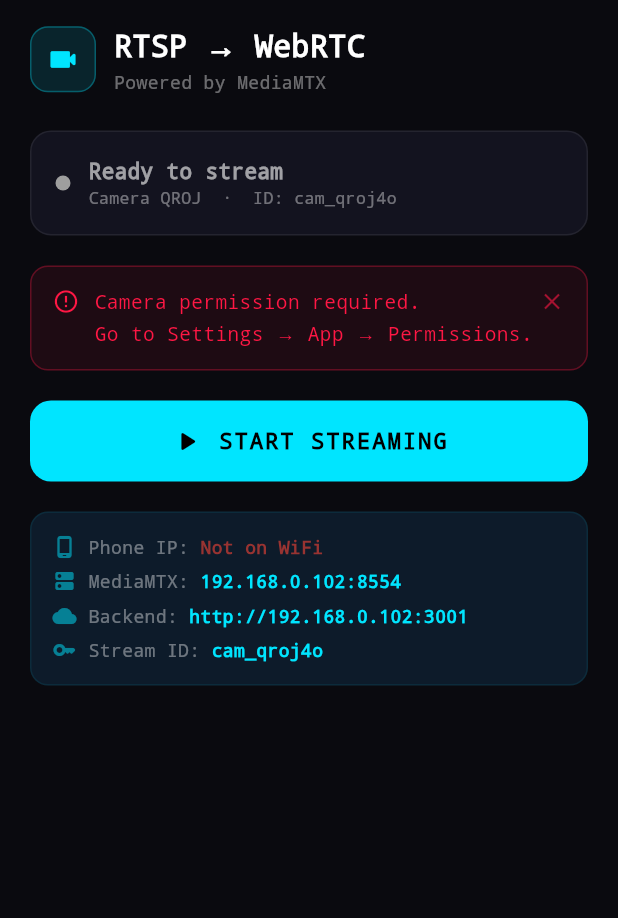
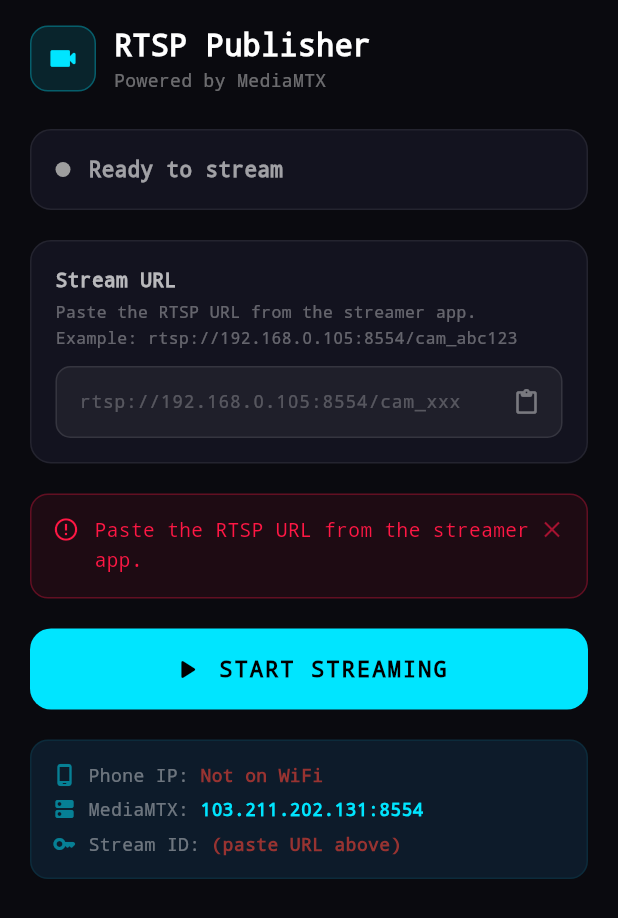
Before and after one commit to shubha113/rtsp_streamer, a Flutter app: the screen it shows after launch, after a tap on "START STREAMING", on a phone screen of 412 x 824 dp. Shown: the top 918 px of the screen. Run offline on Flutter 3.47's test engine with Material 3 defaults, Android fonts, the phone set to English and light mode, and no system bars; our stand-ins replace qr_flutter.

Commit message:
Final RTMP streaming changes

```diff
--- a/lib/screens/stream_screen.dart
+++ b/lib/screens/stream_screen.dart
@@ -1,11 +1,7 @@
 import 'dart:async';
-import 'dart:convert';
-import 'dart:math';
 import 'package:flutter/material.dart';
 import 'package:flutter/services.dart';
-import 'package:http/http.dart' as http;
 import '../services/rtsp_service.dart';
-import '../widgets/watch_url_card.dart';
 
 class StreamScreen extends StatefulWidget {
   const StreamScreen({super.key});
@@ -25,17 +21,13 @@ class _StreamScreenState extends State<StreamScreen>
   late Animation<double> _pulseAnimation;
   Timer? _statusTimer;
 
-  String? _watchUrl;
-  String? _qrCodeBase64;
   String? _streamId;
-  String? _deviceName;
-  bool _isRegistering = false;
-  int _viewerCount = 0;
+  String? _mediamtxHost;
+  int _mediamtxPort = 8554;
 
-  static const String _serverIp = '192.168.0.102';
-  static const String _backendUrl = 'http://$_serverIp:3001';
-  static const String _mediamtxIp = _serverIp;
-  static const int _rtspPort = 8554;
+  final _urlCtrl = TextEditingController();
+
+  static const String _mediamtxIp = '103.211.202.131';
 
   @override
   void initState() {
@@ -47,19 +39,7 @@ class _StreamScreenState extends State<StreamScreen>
     _pulseAnimation = Tween(begin: 0.6, end: 1.0).animate(
       CurvedAnimation(parent: _pulseController, curve: Curves.easeInOut),
     );
-    _generateStreamIdentity();
     _init();
-  }
-
-  void _generateStreamIdentity() {
-    const chars = 'abcdefghijklmnopqrstuvwxyz0123456789';
-    final random = Random.secure();
-    final suffix = List.generate(
-      6,
-      (_) => chars[random.nextInt(chars.length)],
-    ).join();
-    _streamId = 'cam_$suffix';
-    _deviceName = 'Camera ${suffix.substring(0, 4).toUpperCase()}';
   }
 
   Future<void> _init() async {
@@ -71,7 +51,43 @@ class _StreamScreenState extends State<StreamScreen>
     if (mounted) setState(() => _isStreaming = streaming);
   }
 
+  bool _parseUrl(String input) {
+    input = input.trim();
+    if (input.startsWith('rtsp://')) {
+      try {
+        final uri = Uri.parse(input);
+        _mediamtxHost = uri.host.isNotEmpty ? uri.host : _mediamtxIp;
+        _mediamtxPort = uri.port > 0 ? uri.port : 8554;
+        _streamId = uri.pathSegments.isNotEmpty ? uri.pathSegments.last : null;
+        return _streamId != null && _streamId!.isNotEmpty;
+      } catch (_) {
+        return false;
+      }
+    } else if (input.startsWith('cam_') || input.isNotEmpty) {
+      _mediamtxHost = _mediamtxIp;
+      _mediamtxPort = 8554;
+      _streamId = input;
+      return true;
+    }
+    return false;
+  }
+
   Future<void> _startStreaming() async {
+    final input = _urlCtrl.text.trim();
+    if (input.isEmpty) {
+      setState(
+        () => _errorMessage = 'Paste the RTSP URL from the streamer app.',
+      );
+      return;
+    }
+    if (!_parseUrl(input)) {
+      setState(
+        () => _errorMessage =
+            'Invalid URL. Example: rtsp://103.211.202.131:8554/cam_abc123.',
+      );
+      return;
+    }
+
     setState(() {
       _isLoading = true;
       _errorMessage = null;
@@ -89,7 +105,6 @@ class _StreamScreenState extends State<StreamScreen>
         }
       }
 
-      // 2. Refresh IP
       final ip = await RtspService.getDeviceIp();
       if (ip == null) {
         setState(() {
@@ -101,17 +116,16 @@ class _StreamScreenState extends State<StreamScreen>
       setState(() => _deviceIp = ip);
 
       final success = await RtspService.startServer(
-        mediamtxIp: _mediamtxIp,
+        mediamtxIp: _mediamtxHost!,
         streamId: _streamId!,
-        port: _rtspPort,
+        port: _mediamtxPort,
       );
 
       if (!success) {
         setState(() {
           _errorMessage =
-              'Failed to connect to MediaMTX.\n'
-              'Make sure MediaMTX is running at $_mediamtxIp:$_rtspPort\n'
-              'and your phone is on the same WiFi.';
+              'Failed to connect to MediaMTX at $_mediamtxHost:$_mediamtxPort\n'
+              'Make sure MediaMTX is running.';
           _isLoading = false;
         });
         return;
@@ -119,17 +133,11 @@ class _StreamScreenState extends State<StreamScreen>
 
       setState(() => _isStreaming = true);
 
-      await _registerWithBackend();
-
       _statusTimer = Timer.periodic(const Duration(seconds: 5), (_) async {
         final live = await RtspService.isStreaming();
-        if (mounted) {
-          if (!live) {
+        if (mounted && !live) {
           setState(() => _isStreaming = false);
           _statusTimer?.cancel();
-          } else {
-            _updateViewerCount();
-          }
         }
       });
     } catch (e) {
@@ -139,97 +147,21 @@ class _StreamScreenState extends State<StreamScreen>
     }
   }
 
-  Future<void> _registerWithBackend() async {
-    setState(() => _isRegistering = true);
-    try {
-      final res = await http
-          .post(
-            Uri.parse('$_backendUrl/api/register'),
-            headers: {'Content-Type': 'application/json'},
-            body: jsonEncode({
-              'mobileIp': _deviceIp,
-              'streamId': _streamId,
-              'deviceName': _deviceName,
-            }),
-          )
-          .timeout(const Duration(seconds: 10));
-
-      if (res.statusCode == 200) {
-        final data = jsonDecode(res.body) as Map<String, dynamic>;
-        setState(() {
-          _watchUrl = data['watchUrl'] as String?;
-          _qrCodeBase64 = data['qrCode'] as String?;
-        });
-      } else {
-        setState(() => _errorMessage = 'Backend error: ${res.statusCode}');
-      }
-    } catch (e) {
-      setState(
-        () => _errorMessage =
-            'Stream is live but backend unreachable: $e\n'
-            'Make sure Node server is running at $_backendUrl',
-      );
-    } finally {
-      if (mounted) setState(() => _isRegistering = false);
-    }
-  }
-
-  Future<void> _updateViewerCount() async {
-    if (_streamId == null) return;
-    try {
-      final res = await http
-          .get(Uri.parse('$_backendUrl/api/stream/$_streamId'))
-          .timeout(const Duration(seconds: 5));
-      if (res.statusCode == 200) {
-        final data = jsonDecode(res.body) as Map<String, dynamic>;
-        final count = data['viewers'] as int? ?? 0;
-        if (mounted && count != _viewerCount)
-          setState(() => _viewerCount = count);
-      }
-    } catch (_) {}
-  }
-
   Future<void> _stopStreaming() async {
     setState(() => _isLoading = true);
     _statusTimer?.cancel();
-
-    // Unregister from backend
-    if (_streamId != null) {
-      try {
-        await http
-            .post(
-              Uri.parse('$_backendUrl/api/unregister'),
-              headers: {'Content-Type': 'application/json'},
-              body: jsonEncode({'streamId': _streamId}),
-            )
-            .timeout(const Duration(seconds: 5));
-      } catch (_) {}
-    }
-
     await RtspService.stopServer();
     setState(() {
       _isStreaming = false;
-      _watchUrl = null;
-      _qrCodeBase64 = null;
-      _viewerCount = 0;
     });
     if (mounted) setState(() => _isLoading = false);
-  }
-
-  void _showSnack(String msg) {
-    ScaffoldMessenger.of(context).showSnackBar(
-      SnackBar(
-        content: Text(msg, style: const TextStyle(fontFamily: 'monospace')),
-        backgroundColor: const Color(0xFF1A1A2E),
-        behavior: SnackBarBehavior.floating,
-      ),
-    );
   }
 
   @override
   void dispose() {
     _pulseController.dispose();
     _statusTimer?.cancel();
+    _urlCtrl.dispose();
     super.dispose();
   }
 
@@ -245,33 +177,16 @@ class _StreamScreenState extends State<StreamScreen>
             children: [
               _buildHeader(),
               const SizedBox(height: 24),
-
               _buildStatusCard(),
               const SizedBox(height: 20),
-
-              if (_watchUrl != null && _qrCodeBase64 != null) ...[
-                WatchUrlCard(
-                  watchUrl: _watchUrl!,
-                  qrCodeBase64: _qrCodeBase64!,
-                  deviceName: _deviceName ?? 'Camera',
-                  streamId: _streamId!,
-                  viewerCount: _viewerCount,
-                  onCopy: () {
-                    Clipboard.setData(ClipboardData(text: _watchUrl!));
-                    _showSnack('Watch URL copied!');
-                  },
-                ),
+              if (!_isStreaming) ...[
+                _buildUrlInput(),
                 const SizedBox(height: 20),
               ],
-
-              if (_isStreaming && _watchUrl == null && _isRegistering)
-                _buildRegistering(),
-
               if (_errorMessage != null) ...[
                 _buildErrorBox(),
                 const SizedBox(height: 20),
               ],
-
               _buildControlButton(),
               const SizedBox(height: 20),
               _buildNetworkInfo(),
@@ -306,7 +221,7 @@ class _StreamScreenState extends State<StreamScreen>
         crossAxisAlignment: CrossAxisAlignment.start,
         children: [
           const Text(
-            'RTSP → WebRTC',
+            'RTSP Publisher',
             style: TextStyle(
               color: Colors.white,
               fontSize: 20,
@@ -325,8 +240,97 @@ class _StreamScreenState extends State<StreamScreen>
     ],
   );
 
-  Widget _buildStatusCard() {
-    return AnimatedBuilder(
+  Widget _buildUrlInput() => Container(
+    padding: const EdgeInsets.all(16),
+    decoration: BoxDecoration(
+      color: const Color(0xFF13131F),
+      borderRadius: BorderRadius.circular(14),
+      border: Border.all(color: Colors.white.withValues(alpha: 0.07)),
+    ),
+    child: Column(
+      crossAxisAlignment: CrossAxisAlignment.start,
+      children: [
+        Text(
+          'Stream URL',
+          style: TextStyle(
+            color: Colors.white.withValues(alpha: 0.7),
+            fontSize: 13,
+            fontWeight: FontWeight.w600,
+          ),
+        ),
+        const SizedBox(height: 4),
+        Text(
+          'Paste the RTSP URL from the streamer app.\nExample: rtsp://192.168.0.105:8554/cam_abc123',
+          style: TextStyle(
+            color: Colors.white.withValues(alpha: 0.35),
+            fontSize: 11,
+            height: 1.5,
+          ),
+        ),
+        const SizedBox(height: 10),
+        Row(
+          children: [
+            Expanded(
+              child: TextField(
+                controller: _urlCtrl,
+                style: const TextStyle(
+                  color: Colors.white,
+                  fontSize: 13,
+                  fontFamily: 'monospace',
+                ),
+                decoration: InputDecoration(
+                  hintText: 'rtsp://192.168.0.105:8554/cam_xxx',
+                  hintStyle: TextStyle(
+                    color: Colors.white.withValues(alpha: 0.25),
+                    fontSize: 12,
+                    fontFamily: 'monospace',
+                  ),
+                  filled: true,
+                  fillColor: Colors.white.withValues(alpha: 0.05),
+                  border: OutlineInputBorder(
+                    borderRadius: BorderRadius.circular(10),
+                    borderSide: BorderSide(
+                      color: Colors.white.withValues(alpha: 0.1),
+                    ),
+                  ),
+                  enabledBorder: OutlineInputBorder(
+                    borderRadius: BorderRadius.circular(10),
+                    borderSide: BorderSide(
+                      color: Colors.white.withValues(alpha: 0.1),
+                    ),
+                  ),
+                  focusedBorder: OutlineInputBorder(
+                    borderRadius: BorderRadius.circular(10),
+                    borderSide: const BorderSide(
+                      color: Color(0xFF00E5FF),
+                      width: 1.5,
+                    ),
+                  ),
+                  contentPadding: const EdgeInsets.symmetric(
+                    horizontal: 12,
+                    vertical: 10,
+                  ),
+                  suffixIcon: IconButton(
+                    icon: Icon(
+                      Icons.paste_rounded,
+                      color: Colors.white.withValues(alpha: 0.4),
+                      size: 18,
+                    ),
+                    onPressed: () async {
+                      final data = await Clipboard.getData('text/plain');
+                      if (data?.text != null) _urlCtrl.text = data!.text!;
+                    },
+                  ),
+                ),
+              ),
+            ),
+          ],
+        ),
+      ],
+    ),
+  );
+
+  Widget _buildStatusCard() => AnimatedBuilder(
     animation: _pulseAnimation,
     builder: (_, __) => Container(
       padding: const EdgeInsets.all(16),
@@ -335,9 +339,7 @@ class _StreamScreenState extends State<StreamScreen>
         borderRadius: BorderRadius.circular(14),
         border: Border.all(
           color: _isStreaming
-                ? const Color(
-                    0xFF00E57F,
-                  ).withOpacity(_pulseAnimation.value * 0.6)
+              ? const Color(0xFF00E57F).withOpacity(_pulseAnimation.value * 0.6)
               : Colors.white.withValues(alpha: 0.07),
         ),
       ),
@@ -377,9 +379,9 @@ class _StreamScreenState extends State<StreamScreen>
                     fontWeight: FontWeight.bold,
                   ),
                 ),
-                  if (_streamId != null)
+                if (_streamId != null && _isStreaming)
                   Text(
-                      '$_deviceName  ·  ID: $_streamId',
+                    'ID: $_streamId',
                     style: TextStyle(
                       color: Colors.white.withValues(alpha: 0.4),
                       fontSize: 11,
@@ -389,74 +391,12 @@ class _StreamScreenState extends State<StreamScreen>
               ],
             ),
           ),
-            if (_isStreaming && _viewerCount > 0)
-              Container(
-                padding: const EdgeInsets.symmetric(
-                  horizontal: 10,
-                  vertical: 4,
-                ),
-                decoration: BoxDecoration(
-                  color: const Color(0xFF00E57F).withValues(alpha: 0.15),
-                  borderRadius: BorderRadius.circular(20),
-                ),
-                child: Row(
-                  mainAxisSize: MainAxisSize.min,
-                  children: [
-                    const Icon(
-                      Icons.remove_red_eye,
-                      color: Color(0xFF00E57F),
-                      size: 14,
-                    ),
-                    const SizedBox(width: 4),
-                    Text(
-                      '$_viewerCount',
-                      style: const TextStyle(
-                        color: Color(0xFF00E57F),
-                        fontSize: 12,
-                        fontWeight: FontWeight.bold,
-                      ),
-                    ),
-                  ],
-                ),
-              ),
         ],
       ),
     ),
   );
-  }
 
-  Widget _buildRegistering() => Container(
-    padding: const EdgeInsets.all(14),
-    margin: const EdgeInsets.only(bottom: 20),
-    decoration: BoxDecoration(
-      color: const Color(0xFF13131F),
-      borderRadius: BorderRadius.circular(12),
-      border: Border.all(color: Colors.white.withValues(alpha: 0.1)),
-    ),
-    child: Row(
-      children: [
-        const SizedBox(
-          width: 16,
-          height: 16,
-          child: CircularProgressIndicator(
-            strokeWidth: 2,
-            valueColor: AlwaysStoppedAnimation(Color(0xFF00E5FF)),
-          ),
-        ),
-        const SizedBox(width: 12),
-        Text(
-          'Registering with backend...',
-          style: TextStyle(
-            color: Colors.white.withValues(alpha: 0.6),
-            fontSize: 13,
-          ),
-        ),
-      ],
-    ),
-  );
-
-  Widget _buildControlButton() {
-    return SizedBox(
+  Widget _buildControlButton() => SizedBox(
     width: double.infinity,
     height: 54,
     child: ElevatedButton(
@@ -469,9 +409,7 @@ class _StreamScreenState extends State<StreamScreen>
             : const Color(0xFF00E5FF),
         foregroundColor: _isStreaming ? Colors.white : Colors.black,
         disabledBackgroundColor: Colors.grey.withValues(alpha: 0.3),
-          shape: RoundedRectangleBorder(
-            borderRadius: BorderRadius.circular(14),
-          ),
+        shape: RoundedRectangleBorder(borderRadius: BorderRadius.circular(14)),
         elevation: 0,
       ),
       child: _isLoading
@@ -487,9 +425,7 @@ class _StreamScreenState extends State<StreamScreen>
               mainAxisAlignment: MainAxisAlignment.center,
               children: [
                 Icon(
-                    _isStreaming
-                        ? Icons.stop_rounded
-                        : Icons.play_arrow_rounded,
+                  _isStreaming ? Icons.stop_rounded : Icons.play_arrow_rounded,
                   size: 22,
                 ),
                 const SizedBox(width: 10),
@@ -505,7 +441,6 @@ class _StreamScreenState extends State<StreamScreen>
             ),
     ),
   );
-  }
 
   Widget _buildErrorBox() => Container(
     width: double.infinity,
@@ -560,14 +495,17 @@ class _StreamScreenState extends State<StreamScreen>
           _deviceIp != null,
         ),
         const SizedBox(height: 6),
-        _netRow(Icons.dns_rounded, 'MediaMTX', '$_mediamtxIp:$_rtspPort', true),
-        const SizedBox(height: 6),
-        _netRow(Icons.cloud_rounded, 'Backend', _backendUrl, true),
+        _netRow(
+          Icons.dns_rounded,
+          'MediaMTX',
+          '${_mediamtxHost ?? _mediamtxIp}:$_mediamtxPort',
+          true,
+        ),
         const SizedBox(height: 6),
         _netRow(
           Icons.key_rounded,
           'Stream ID',
-          _streamId ?? '-',
+          _streamId ?? '(paste URL above)',
           _streamId != null,
         ),
       ],
@@ -592,6 +530,7 @@ class _StreamScreenState extends State<StreamScreen>
       Expanded(
         child: Text(
           value,
+
           style: TextStyle(
             color: ok
                 ? const Color(0xFF00E5FF)
--- a/pubspec.yaml
+++ b/pubspec.yaml
@@ -20,6 +20,11 @@ dev_dependencies:
     sdk: flutter
 
   flutter_lints: ^6.0.0
+  flutter_launcher_icons: ^0.13.1
+
+flutter_launcher_icons:
+    android: true
+    image_path: "assets/cofee.png"
 
 flutter:
 
```
Also changed, not shown: assets/cofee.png (added), pubspec.lock, 30 other files. Lines whose indentation alone changed are shown as unchanged.
